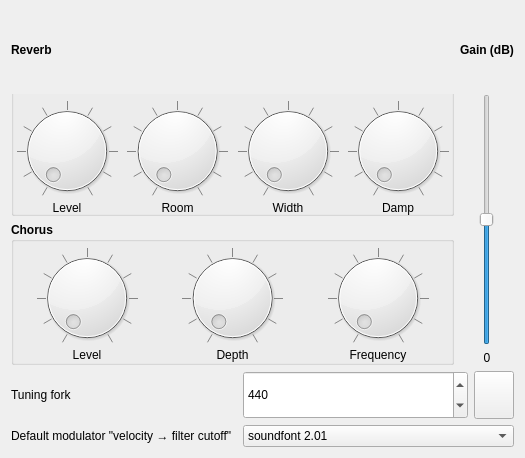
davy7125/polyphone, file sources/context/interface/configsectionsound.ui: the form before one commit.
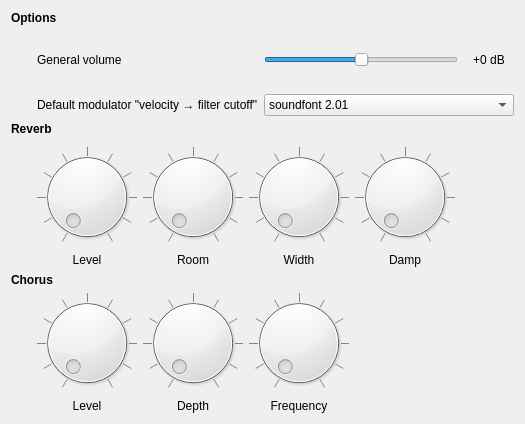
The form after the commit.

Diff of the .ui file:
```diff
--- a/sources/context/interface/configsectionsound.ui
+++ b/sources/context/interface/configsectionsound.ui
@@ -7,68 +7,17 @@
     <x>0</x>
     <y>0</y>
     <width>525</width>
-    <height>458</height>
+    <height>424</height>
    </rect>
   </property>
   <property name="windowTitle">
    <string notr="true">Form</string>
   </property>
   <layout class="QGridLayout" name="gridLayout_2">
-   <item row="2" column="0">
-    <widget class="QGroupBox" name="groupBoxChorus">
-     <property name="sizePolicy">
-      <sizepolicy hsizetype="Expanding" vsizetype="Preferred">
-       <horstretch>0</horstretch>
-       <verstretch>0</verstretch>
-      </sizepolicy>
-     </property>
-     <property name="font">
-      <font>
-       <bold>true</bold>
-      </font>
-     </property>
-     <property name="title">
-      <string>Chorus</string>
-     </property>
-     <property name="alignment">
-      <set>Qt::AlignLeading|Qt::AlignLeft|Qt::AlignTop</set>
-     </property>
-     <property name="flat">
-      <bool>true</bool>
-     </property>
-     <layout class="QGridLayout" name="gridLayout_3">
-      <property name="leftMargin">
-       <number>0</number>
-      </property>
-      <property name="topMargin">
-       <number>6</number>
-      </property>
-      <property name="rightMargin">
-       <number>0</number>
-      </property>
-      <property name="bottomMargin">
-       <number>0</number>
-      </property>
-      <property name="spacing">
-       <number>0</number>
-      </property>
-      <item row="1" column="0">
-       <widget class="QLabel" name="label_10">
-        <property name="font">
-         <font>
-          <bold>false</bold>
-         </font>
-        </property>
-        <property name="text">
-         <string>Level</string>
-        </property>
-        <property name="alignment">
-         <set>Qt::AlignCenter</set>
-        </property>
-       </widget>
-      </item>
-      <item row="0" column="2">
-       <widget class="QDial" name="dialChoFrequence">
+   <item row="6" column="1" colspan="3">
+    <layout class="QGridLayout" name="gridLayout_5">
+     <item row="0" column="1">
+      <widget class="QDial" name="dialChoAmplitude">
         <property name="maximum">
          <number>100</number>
         </property>
@@ -84,7 +33,7 @@
        <widget class="QDial" name="dialChoNiveau">
         <property name="minimumSize">
          <size>
-          <width>0</width>
+         <width>100</width>
           <height>100</height>
          </size>
         </property>
@@ -101,11 +50,6 @@
       </item>
       <item row="1" column="2">
        <widget class="QLabel" name="label_12">
-        <property name="font">
-         <font>
-          <bold>false</bold>
-         </font>
-        </property>
         <property name="text">
          <string>Frequency</string>
         </property>
@@ -114,13 +58,44 @@
         </property>
        </widget>
       </item>
+     <item row="1" column="0">
+      <widget class="QLabel" name="label_10">
+       <property name="text">
+        <string>Level</string>
+       </property>
+       <property name="alignment">
+        <set>Qt::AlignCenter</set>
+       </property>
+      </widget>
+     </item>
+     <item row="0" column="3">
+      <spacer name="horizontalSpacer_2">
+       <property name="orientation">
+        <enum>Qt::Horizontal</enum>
+       </property>
+       <property name="sizeHint" stdset="0">
+        <size>
+         <width>40</width>
+         <height>20</height>
+        </size>
+       </property>
+      </spacer>
+     </item>
+     <item row="0" column="2">
+      <widget class="QDial" name="dialChoFrequence">
+       <property name="maximum">
+        <number>100</number>
+       </property>
+       <property name="notchTarget">
+        <double>10.000000000000000</double>
+       </property>
+       <property name="notchesVisible">
+        <bool>true</bool>
+       </property>
+      </widget>
+     </item>
       <item row="1" column="1">
        <widget class="QLabel" name="label_11">
-        <property name="font">
-         <font>
-          <bold>false</bold>
-         </font>
-        </property>
         <property name="text">
          <string>Depth</string>
         </property>
@@ -129,84 +104,23 @@
         </property>
        </widget>
       </item>
-      <item row="0" column="1">
-       <widget class="QDial" name="dialChoAmplitude">
-        <property name="maximum">
-         <number>100</number>
-        </property>
-        <property name="notchTarget">
-         <double>10.000000000000000</double>
-        </property>
-        <property name="notchesVisible">
-         <bool>true</bool>
-        </property>
-       </widget>
-      </item>
-     </layout>
-    </widget>
+    </layout>
    </item>
-   <item row="3" column="0" colspan="2">
-    <layout class="QGridLayout" name="gridLayout_4">
-     <item row="0" column="1">
-      <widget class="QSpinBox" name="spinTuningFork">
-       <property name="sizePolicy">
-        <sizepolicy hsizetype="MinimumExpanding" vsizetype="Preferred">
-         <horstretch>0</horstretch>
-         <verstretch>0</verstretch>
-        </sizepolicy>
-       </property>
-       <property name="minimum">
-        <number>390</number>
-       </property>
-       <property name="maximum">
-        <number>470</number>
-       </property>
-       <property name="value">
-        <number>440</number>
-       </property>
-      </widget>
-     </item>
-     <item row="0" column="0">
-      <widget class="QLabel" name="label_2">
+   <item row="1" column="1">
+    <widget class="QLabel" name="label_33">
        <property name="text">
-        <string>Tuning fork</string>
+      <string>General volume</string>
        </property>
       </widget>
      </item>
-     <item row="1" column="0">
-      <widget class="QLabel" name="label">
-       <property name="sizePolicy">
-        <sizepolicy hsizetype="Expanding" vsizetype="Preferred">
-         <horstretch>0</horstretch>
-         <verstretch>0</verstretch>
-        </sizepolicy>
-       </property>
-       <property name="text">
-        <string>Default modulator &quot;velocity → filter cutoff&quot;</string>
-       </property>
-      </widget>
-     </item>
-     <item row="0" column="2">
-      <widget class="QPushButton" name="pushDefaultTuningFork">
-       <property name="sizePolicy">
-        <sizepolicy hsizetype="Minimum" vsizetype="Preferred">
-         <horstretch>0</horstretch>
-         <verstretch>0</verstretch>
-        </sizepolicy>
-       </property>
-       <property name="text">
-        <string/>
-       </property>
-       <property name="iconSize">
-        <size>
-         <width>14</width>
-         <height>14</height>
-        </size>
-       </property>
-      </widget>
-     </item>
-     <item row="1" column="1" colspan="2">
+   <item row="2" column="2" colspan="2">
       <widget class="QComboBox" name="comboVelToFilter">
+     <property name="sizePolicy">
+      <sizepolicy hsizetype="Expanding" vsizetype="Fixed">
+       <horstretch>0</horstretch>
+       <verstretch>0</verstretch>
+      </sizepolicy>
+     </property>
        <item>
         <property name="text">
          <string>soundfont 2.01</string>
@@ -224,26 +138,152 @@
        </item>
       </widget>
      </item>
-    </layout>
+   <item row="4" column="1" colspan="3">
+    <layout class="QGridLayout" name="gridLayout_3">
+     <property name="topMargin">
+      <number>5</number>
+     </property>
+     <item row="0" column="2">
+      <widget class="QDial" name="dialRevDensite">
+       <property name="maximum">
+        <number>100</number>
+       </property>
+       <property name="notchTarget">
+        <double>10.000000000000000</double>
+       </property>
+       <property name="notchesVisible">
+        <bool>true</bool>
+       </property>
+      </widget>
+     </item>
+     <item row="1" column="3">
+      <widget class="QLabel" name="label_9">
+       <property name="font">
+        <font>
+         <weight>50</weight>
+         <bold>false</bold>
+        </font>
+       </property>
+       <property name="text">
+        <string>Damp</string>
+       </property>
+       <property name="alignment">
+        <set>Qt::AlignCenter</set>
+       </property>
+      </widget>
+     </item>
+     <item row="0" column="4">
+      <spacer name="horizontalSpacer_4">
+       <property name="orientation">
+        <enum>Qt::Horizontal</enum>
+       </property>
+       <property name="sizeHint" stdset="0">
+        <size>
+         <width>40</width>
+         <height>20</height>
+        </size>
+       </property>
+      </spacer>
+     </item>
+     <item row="0" column="1">
+      <widget class="QDial" name="dialRevProfondeur">
+       <property name="maximum">
+        <number>100</number>
+       </property>
+       <property name="notchTarget">
+        <double>10.000000000000000</double>
+       </property>
+       <property name="notchesVisible">
+        <bool>true</bool>
+       </property>
+      </widget>
+     </item>
+     <item row="0" column="3">
+      <widget class="QDial" name="dialRevAttenuation">
+       <property name="maximum">
+        <number>100</number>
+       </property>
+       <property name="notchTarget">
+        <double>10.000000000000000</double>
+       </property>
+       <property name="notchesVisible">
+        <bool>true</bool>
+       </property>
+      </widget>
    </item>
    <item row="0" column="0">
-    <widget class="QLabel" name="label_19">
+      <widget class="QDial" name="dialRevNiveau">
+       <property name="minimumSize">
+        <size>
+         <width>100</width>
+         <height>100</height>
+        </size>
+       </property>
+       <property name="maximum">
+        <number>100</number>
+       </property>
+       <property name="notchTarget">
+        <double>10.000000000000000</double>
+       </property>
+       <property name="notchesVisible">
+        <bool>true</bool>
+       </property>
+      </widget>
+     </item>
+     <item row="1" column="1">
+      <widget class="QLabel" name="label_7">
      <property name="font">
       <font>
-       <bold>true</bold>
+         <weight>50</weight>
+         <bold>false</bold>
       </font>
      </property>
      <property name="text">
-      <string>Reverb</string>
-     </property>
-    </widget>
-   </item>
-   <item row="1" column="1" rowspan="2">
-    <layout class="QVBoxLayout" name="verticalLayout_4">
-     <item>
+        <string>Room</string>
+       </property>
+       <property name="alignment">
+        <set>Qt::AlignCenter</set>
+       </property>
+      </widget>
+     </item>
+     <item row="1" column="0">
+      <widget class="QLabel" name="label_6">
+       <property name="font">
+        <font>
+         <weight>50</weight>
+         <bold>false</bold>
+        </font>
+       </property>
+       <property name="text">
+        <string>Level</string>
+       </property>
+       <property name="alignment">
+        <set>Qt::AlignCenter</set>
+       </property>
+      </widget>
+     </item>
+     <item row="1" column="2">
+      <widget class="QLabel" name="label_8">
+       <property name="font">
+        <font>
+         <weight>50</weight>
+         <bold>false</bold>
+        </font>
+       </property>
+       <property name="text">
+        <string>Width</string>
+       </property>
+       <property name="alignment">
+        <set>Qt::AlignCenter</set>
+       </property>
+      </widget>
+     </item>
+    </layout>
+   </item>
+   <item row="1" column="2">
       <widget class="QSlider" name="sliderGain">
        <property name="sizePolicy">
-        <sizepolicy hsizetype="Preferred" vsizetype="Expanding">
+      <sizepolicy hsizetype="MinimumExpanding" vsizetype="Expanding">
          <horstretch>0</horstretch>
          <verstretch>0</verstretch>
         </sizepolicy>
@@ -255,7 +295,7 @@
         <number>50</number>
        </property>
        <property name="orientation">
-        <enum>Qt::Vertical</enum>
+      <enum>Qt::Horizontal</enum>
        </property>
        <property name="tickPosition">
         <enum>QSlider::NoTicks</enum>
@@ -265,168 +305,16 @@
        </property>
       </widget>
      </item>
-     <item>
+   <item row="1" column="3">
       <widget class="QLabel" name="labelGain">
        <property name="minimumSize">
         <size>
-         <width>30</width>
+       <width>50</width>
          <height>0</height>
         </size>
        </property>
        <property name="text">
-        <string notr="true">0</string>
-       </property>
-       <property name="alignment">
-        <set>Qt::AlignCenter</set>
-       </property>
-      </widget>
-     </item>
-    </layout>
-   </item>
-   <item row="0" column="1">
-    <widget class="QLabel" name="label_33">
-     <property name="font">
-      <font>
-       <bold>true</bold>
-      </font>
-     </property>
-     <property name="text">
-      <string>Gain (dB)</string>
-     </property>
-    </widget>
-   </item>
-   <item row="1" column="0">
-    <widget class="QGroupBox" name="groupBoxReverb">
-     <property name="sizePolicy">
-      <sizepolicy hsizetype="Expanding" vsizetype="Preferred">
-       <horstretch>0</horstretch>
-       <verstretch>0</verstretch>
-      </sizepolicy>
-     </property>
-     <property name="font">
-      <font>
-       <bold>true</bold>
-      </font>
-     </property>
-     <property name="styleSheet">
-      <string notr="true">QGroupBox{padding-top:17px; margin-top:-17px}</string>
-     </property>
-     <property name="flat">
-      <bool>true</bool>
-     </property>
-     <layout class="QGridLayout" name="gridLayout">
-      <property name="leftMargin">
-       <number>0</number>
-      </property>
-      <property name="topMargin">
-       <number>6</number>
-      </property>
-      <property name="rightMargin">
-       <number>0</number>
-      </property>
-      <property name="bottomMargin">
-       <number>0</number>
-      </property>
-      <property name="spacing">
-       <number>0</number>
-      </property>
-      <item row="2" column="2">
-       <widget class="QLabel" name="label_8">
-        <property name="font">
-         <font>
-          <bold>false</bold>
-         </font>
-        </property>
-        <property name="text">
-         <string>Width</string>
-        </property>
-        <property name="alignment">
-         <set>Qt::AlignCenter</set>
-        </property>
-       </widget>
-      </item>
-      <item row="0" column="0">
-       <widget class="QDial" name="dialRevNiveau">
-        <property name="minimumSize">
-         <size>
-          <width>0</width>
-          <height>100</height>
-         </size>
-        </property>
-        <property name="maximum">
-         <number>100</number>
-        </property>
-        <property name="notchTarget">
-         <double>10.000000000000000</double>
-        </property>
-        <property name="notchesVisible">
-         <bool>true</bool>
-        </property>
-       </widget>
-      </item>
-      <item row="2" column="0">
-       <widget class="QLabel" name="label_6">
-        <property name="font">
-         <font>
-          <bold>false</bold>
-         </font>
-        </property>
-        <property name="text">
-         <string>Level</string>
-        </property>
-        <property name="alignment">
-         <set>Qt::AlignCenter</set>
-        </property>
-       </widget>
-      </item>
-      <item row="0" column="1">
-       <widget class="QDial" name="dialRevProfondeur">
-        <property name="maximum">
-         <number>100</number>
-        </property>
-        <property name="notchTarget">
-         <double>10.000000000000000</double>
-        </property>
-        <property name="notchesVisible">
-         <bool>true</bool>
-        </property>
-       </widget>
-      </item>
-      <item row="0" column="3">
-       <widget class="QDial" name="dialRevAttenuation">
-        <property name="maximum">
-         <number>100</number>
-        </property>
-        <property name="notchTarget">
-         <double>10.000000000000000</double>
-        </property>
-        <property name="notchesVisible">
-         <bool>true</bool>
-        </property>
-       </widget>
-      </item>
-      <item row="0" column="2">
-       <widget class="QDial" name="dialRevDensite">
-        <property name="maximum">
-         <number>100</number>
-        </property>
-        <property name="notchTarget">
-         <double>10.000000000000000</double>
-        </property>
-        <property name="notchesVisible">
-         <bool>true</bool>
-        </property>
-       </widget>
-      </item>
-      <item row="2" column="3">
-       <widget class="QLabel" name="label_9">
-        <property name="font">
-         <font>
-          <bold>false</bold>
-         </font>
-        </property>
-        <property name="text">
-         <string>Damp</string>
+      <string notr="true">+0 dB</string>
         </property>
         <property name="alignment">
          <set>Qt::AlignCenter</set>
@@ -434,21 +322,71 @@
        </widget>
       </item>
       <item row="2" column="1">
-       <widget class="QLabel" name="label_7">
+    <widget class="QLabel" name="label">
+     <property name="sizePolicy">
+      <sizepolicy hsizetype="Preferred" vsizetype="Preferred">
+       <horstretch>0</horstretch>
+       <verstretch>0</verstretch>
+      </sizepolicy>
+     </property>
+     <property name="text">
+      <string>Default modulator &quot;velocity → filter cutoff&quot;</string>
+     </property>
+    </widget>
+   </item>
+   <item row="1" column="0">
+    <spacer name="horizontalSpacer_5">
+     <property name="orientation">
+      <enum>Qt::Horizontal</enum>
+     </property>
+     <property name="sizeType">
+      <enum>QSizePolicy::Fixed</enum>
+     </property>
+     <property name="sizeHint" stdset="0">
+      <size>
+       <width>20</width>
+       <height>20</height>
+      </size>
+     </property>
+    </spacer>
+   </item>
+   <item row="0" column="0" colspan="4">
+    <widget class="QLabel" name="labelSubTitle1">
         <property name="font">
          <font>
-          <bold>false</bold>
+       <weight>75</weight>
+       <bold>true</bold>
          </font>
         </property>
         <property name="text">
-         <string>Room</string>
-        </property>
-        <property name="alignment">
-         <set>Qt::AlignCenter</set>
-        </property>
-       </widget>
-      </item>
-     </layout>
+      <string>Options</string>
+     </property>
+    </widget>
+   </item>
+   <item row="3" column="0" colspan="2">
+    <widget class="QLabel" name="labelSubTitle2">
+     <property name="font">
+      <font>
+       <weight>75</weight>
+       <bold>true</bold>
+      </font>
+     </property>
+     <property name="text">
+      <string>Reverb</string>
+     </property>
+    </widget>
+   </item>
+   <item row="5" column="0" colspan="2">
+    <widget class="QLabel" name="labelSubTitle3">
+     <property name="font">
+      <font>
+       <weight>75</weight>
+       <bold>true</bold>
+      </font>
+     </property>
+     <property name="text">
+      <string>Chorus</string>
+     </property>
     </widget>
    </item>
   </layout>
```
Lines whose indentation alone changed are shown as unchanged.
